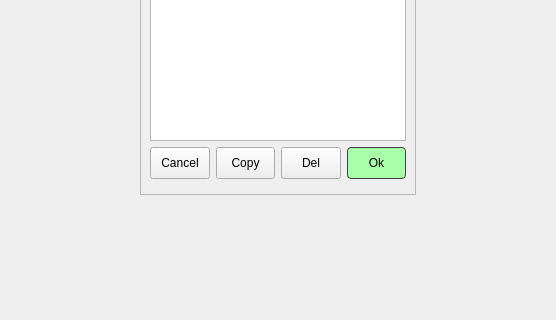
ic005k/Knot-Legacy, file src/Comm/ShowMessage.ui: the form before one commit; both pictures show x 0 to 556 and y 214 to 534 of the 556 by 534 pixel window.
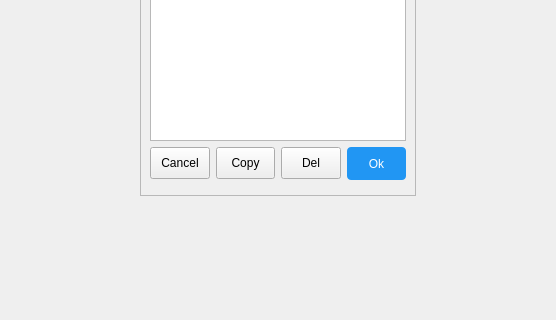
The form after the commit.

The edit to the form file:
```diff
--- a/src/Comm/ShowMessage.ui
+++ b/src/Comm/ShowMessage.ui
@@ -162,31 +162,33 @@
              <property name="minimumSize">
               <size>
                <width>0</width>
-               <height>32</height>
+               <height>0</height>
               </size>
              </property>
              <property name="styleSheet">
-              <string notr="true">/* 基础样式 */
-QToolButton {
-    background-color: #AAFFAA;    /* 深灰背景 */
-    border: 1px solid #404040;    /* 深色边框 */
-    border-radius: 4px;           /* 圆角 */
-    padding: 6px 12px;            /* 内边距 */
-    color: #000000;               /* 白色文字 */
-    
-}
+              <string notr="true">
+    QToolButton {
+        background-color: #2196F3;  /* 默认背景色 */
+        border: none;               /* 无边框 */
+        border-radius: 4px;         /* 圆角半径 */
+        color: white;               /* 文字颜色 */
+        padding: 8px 16px;          /* 内边距 */
+       
+    }
 
-/* 按下效果 */
-QToolButton:pressed {
-    background-color: #FFAAAA;   
-    border-color: #303030;
-}
+    QToolButton:hover {
+        background-color: #1E88E5;  /* 悬停颜色 */
+    }
 
-/* 禁用状态 */
-QToolButton:disabled {
-    background-color: #202020;
-    color: #808080;
-}</string>
+    QToolButton:pressed {
+        background-color: #1976D2;  /* 按下颜色 */
+    }
+
+    QToolButton:disabled {
+        background-color: #BDBDBD;  /* 禁用背景色 */
+        color: #616161;             /* 禁用文字颜色 */
+    }
+</string>
              </property>
              <property name="text">
               <string>Ok</string>
```
